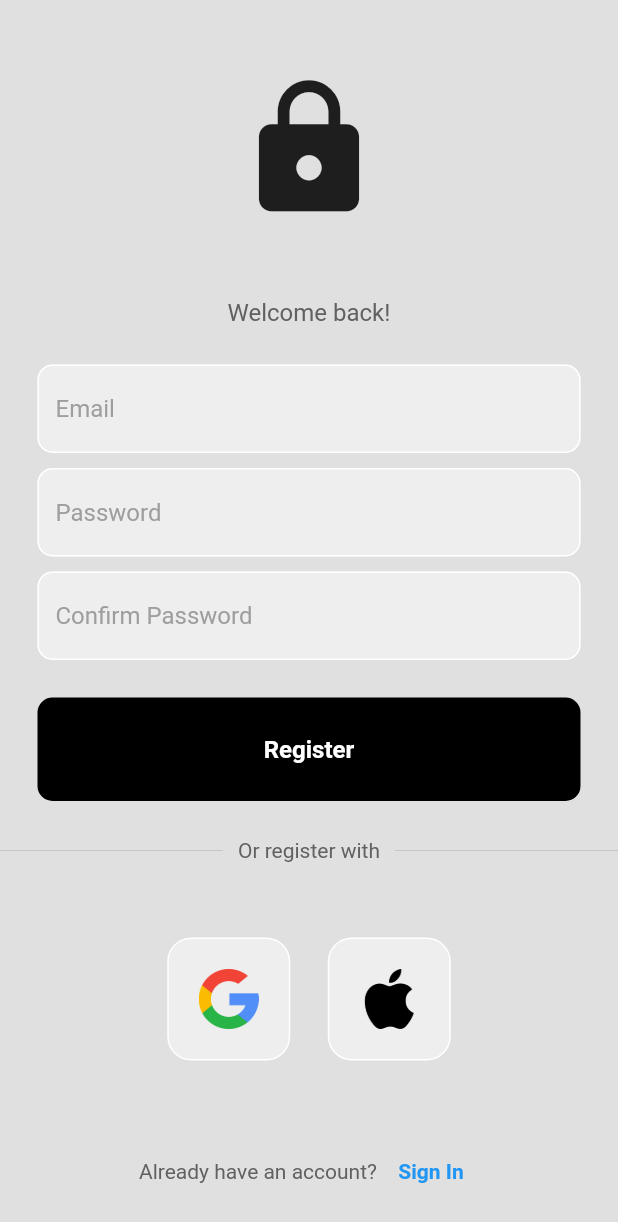
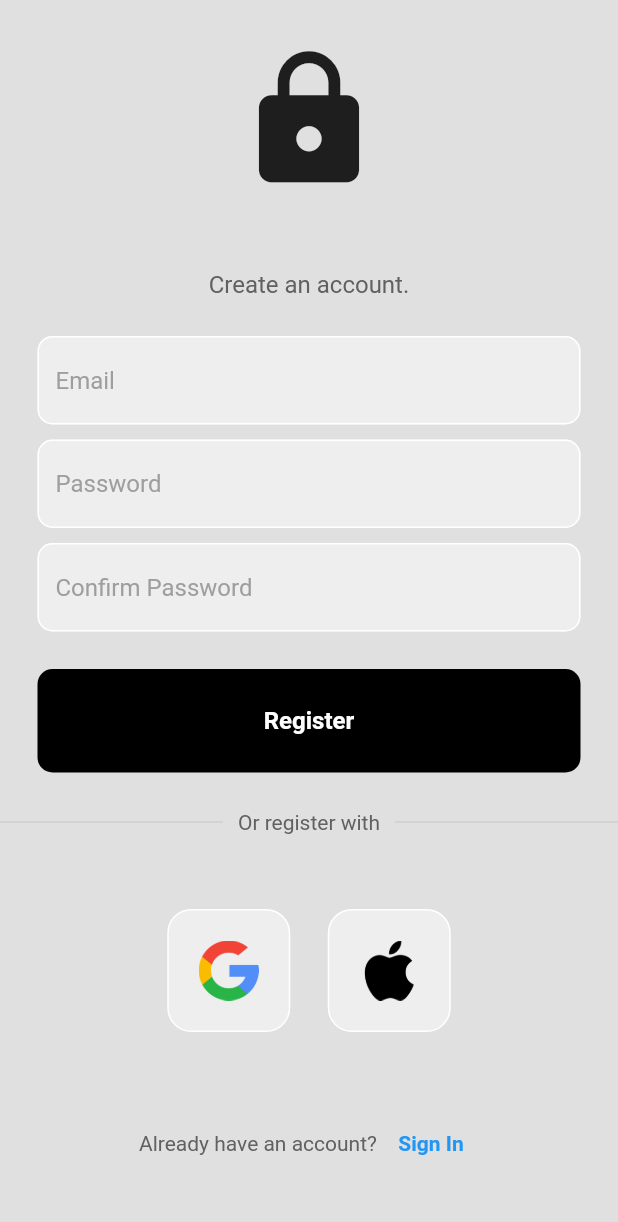
Before and after one commit to Jhay4Julian/user_auth, a Flutter app: the RegisterScreen screen opened directly with empty values, on a phone screen of 412 x 824 dp. Shown: the top 1222 px of the screen. Run offline on Flutter 3.47's test engine with Material 2 defaults, Android fonts, the phone set to English and light mode, and no system bars; our stand-ins replace firebase_auth, firebase_core, google_sign_in; accounts and stored records are empty.

Commit message:
update ui

```diff
--- a/lib/screens/register_screen.dart
+++ b/lib/screens/register_screen.dart
@@ -69,6 +69,7 @@ class _RegisterScreenState extends State<RegisterScreen> {
     return Scaffold(
       backgroundColor: Colors.grey[300],
       body: SafeArea(
+        child: SingleChildScrollView(
           child: Column(
             mainAxisAlignment: MainAxisAlignment.center,
             children: [
@@ -81,7 +82,7 @@ class _RegisterScreenState extends State<RegisterScreen> {
               const SizedBox(height: 50),
 
               Text(
-              'Welcome back!',
+                'Create an account.',
                 style: TextStyle(
                   color: Colors.grey[700],
                   fontSize: 16,
@@ -202,6 +203,7 @@ class _RegisterScreenState extends State<RegisterScreen> {
             ],
           ),
         ),
+      ),
     );
   }
 }
```
Lines whose indentation alone changed are shown as unchanged.
